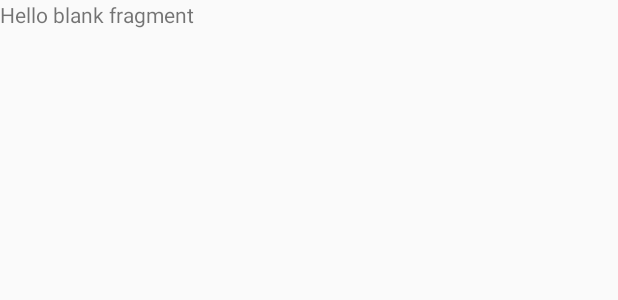
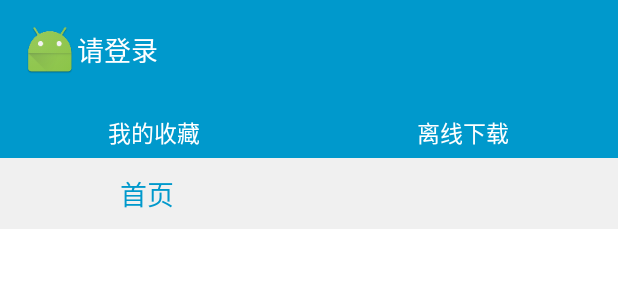
Before and after one commit to sherlockkk/DesignTest, an Android app: the layout fragment_menu.xml on its own in the app's theme, with its tools: preview values and no code run, on a phone screen of 412 x 824 dp. Shown: the top 300 px of the screen. Run offline under Robolectric (Android 15) with nearby library versions, the phone set to English and light mode, and no system bars.

Commit message:
完成BaseFragment及menu和主界面的布局

```diff
--- a/app/src/main/AndroidManifest.xml
+++ b/app/src/main/AndroidManifest.xml
@@ -18,7 +18,7 @@
                 <category android:name="android.intent.category.LAUNCHER" />
             </intent-filter>
         </activity>
-        <activity android:name=".MainActivity"></activity>
+        <activity android:name=".activity.MainActivity"></activity>
     </application>
 
 </manifest>
--- a/app/src/main/java/com/example/designtest/activity/SpalashActivity.java
+++ b/app/src/main/java/com/example/designtest/activity/SpalashActivity.java
@@ -4,7 +4,6 @@ import android.app.Activity;
 import android.content.Intent;
 import android.graphics.BitmapFactory;
 import android.os.Bundle;
-import android.os.PersistableBundle;
 import android.view.Window;
 import android.view.WindowManager;
 import android.view.animation.Animation;
@@ -12,7 +11,6 @@ import android.view.animation.ScaleAnimation;
 import android.widget.ImageView;
 import android.widget.Toast;
 
-import com.example.designtest.MainActivity;
 import com.example.designtest.R;
 import com.example.designtest.utils.Constant;
 import com.example.designtest.utils.HttpUtils;
--- a/app/src/main/res/layout/fragment_menu.xml
+++ b/app/src/main/res/layout/fragment_menu.xml
@@ -1,9 +1,71 @@
-<FrameLayout xmlns:android="http://schemas.android.com/apk/res/android"
-    xmlns:tools="http://schemas.android.com/tools" android:layout_width="match_parent"
-    android:layout_height="match_parent" tools:context="com.example.designtest.MenuFragment">
+<LinearLayout
+    xmlns:android="http://schemas.android.com/apk/res/android"
+    android:layout_width="match_parent"
+    android:layout_height="match_parent"
+    android:clickable="true"
+    android:orientation="vertical"
+    >
+    <LinearLayout
+        android:layout_width="match_parent"
+        android:layout_height="wrap_content"
+        android:orientation="vertical"
+        android:background="@android:color/holo_blue_dark">
+        <LinearLayout
+            android:layout_width="wrap_content"
+            android:layout_height="wrap_content"
+            android:layout_marginTop="15dp"
+            android:layout_marginLeft="15dp">
+            <ImageView
+                android:layout_width="36dp"
+                android:layout_height="36dp"
+                android:background="@mipmap/ic_launcher"/>
+            <TextView
+                android:layout_width="wrap_content"
+                android:layout_height="36dp"
+                android:text="请登录"
+                android:gravity="center"
+                android:textColor="@android:color/white"
+                android:textSize="18sp"/>
+        </LinearLayout>
 
-    <!-- TODO: Update blank fragment layout -->
-    <TextView android:layout_width="match_parent" android:layout_height="match_parent"
-        android:text="@string/hello_blank_fragment" />
-
-</FrameLayout>
+        <LinearLayout
+            android:layout_width="match_parent"
+            android:layout_height="wrap_content"
+            android:orientation="horizontal"
+            android:layout_marginTop="25dp">
+            <TextView
+                android:layout_width="0dp"
+                android:layout_height="wrap_content"
+                android:layout_weight="1"
+                android:paddingBottom="5dp"
+                android:text="我的收藏"
+                android:gravity="center"
+                android:textColor="@android:color/white"
+                android:textSize="15sp"/>
+            <TextView
+                android:layout_width="0dp"
+                android:layout_height="wrap_content"
+                android:layout_weight="1"
+                android:paddingBottom="5dp"
+                android:gravity="center"
+                android:text="离线下载"
+                android:textSize="15sp"
+                android:textColor="@android:color/white"/>
+        </LinearLayout>
+    </LinearLayout>
+    <TextView
+        android:layout_width="match_parent"
+        android:layout_height="wrap_content"
+        android:text="首页"
+        android:textSize="18sp"
+        android:textColor="@android:color/holo_blue_dark"
+        android:background="#FFF0F0F0"
+        android:paddingBottom="10dp"
+        android:paddingLeft="80dp"
+        android:paddingTop="10dp"/>
+    <ListView
+        android:layout_width="match_parent"
+        android:layout_height="match_parent"
+        android:background="@android:color/white"
+        android:scrollbars="none"></ListView>
+</LinearLayout>
--- a/app/src/main/res/menu/menu_main.xml
+++ b/app/src/main/res/menu/menu_main.xml
@@ -1,6 +1,6 @@
 <menu xmlns:android="http://schemas.android.com/apk/res/android"
     xmlns:app="http://schemas.android.com/apk/res-auto"
-    xmlns:tools="http://schemas.android.com/tools" tools:context=".MainActivity">
+    xmlns:tools="http://schemas.android.com/tools" tools:context=".activity.MainActivity">
     <item android:id="@+id/action_settings" android:title="@string/action_settings"
         android:orderInCategory="100" app:showAsAction="never" />
 </menu>
```
Also changed, not shown: app/src/main/java/com/example/designtest/MainActivity.java (deleted, +0 -37 lines), app/src/main/java/com/example/designtest/MenuFragment.java (deleted, +0 -109 lines), app/src/main/java/com/example/designtest/activity/MainActivity.java (added, +79 -0 lines), app/src/main/java/com/example/designtest/fragment/BaseFragment.java (added, +43 -0 lines), app/src/main/res/layout/activity_main.xml (+28 -4 lines), 1 other file.
